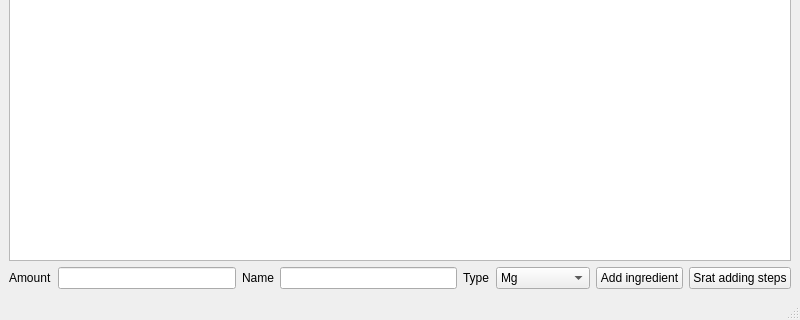
This is Recipe_book/settingsPage/selectingredients.ui in Bojo992/Qt_project_cs4076 as Qt 5 draws it before an edit; both pictures show x 0 to 800 and y 280 to 600 of the 800 by 600 pixel window. The edited form follows.
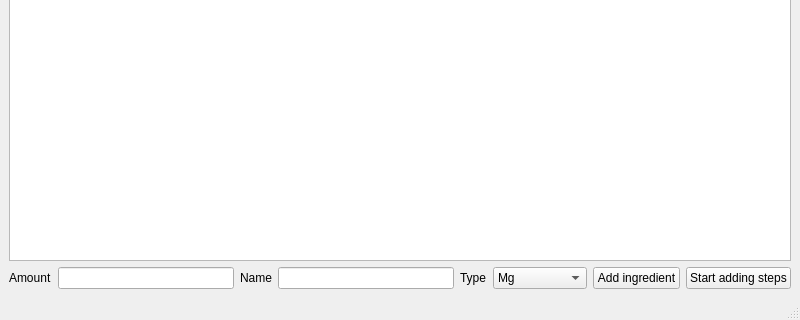
This is the edited form.

The edit to the form file:
```diff
--- a/Recipe_book/settingsPage/selectingredients.ui
+++ b/Recipe_book/settingsPage/selectingredients.ui
@@ -115,7 +115,7 @@
       <item>
        <widget class="QPushButton" name="finishButton">
         <property name="text">
-         <string>Srat adding steps</string>
+         <string>Start adding steps</string>
         </property>
        </widget>
       </item>
```
